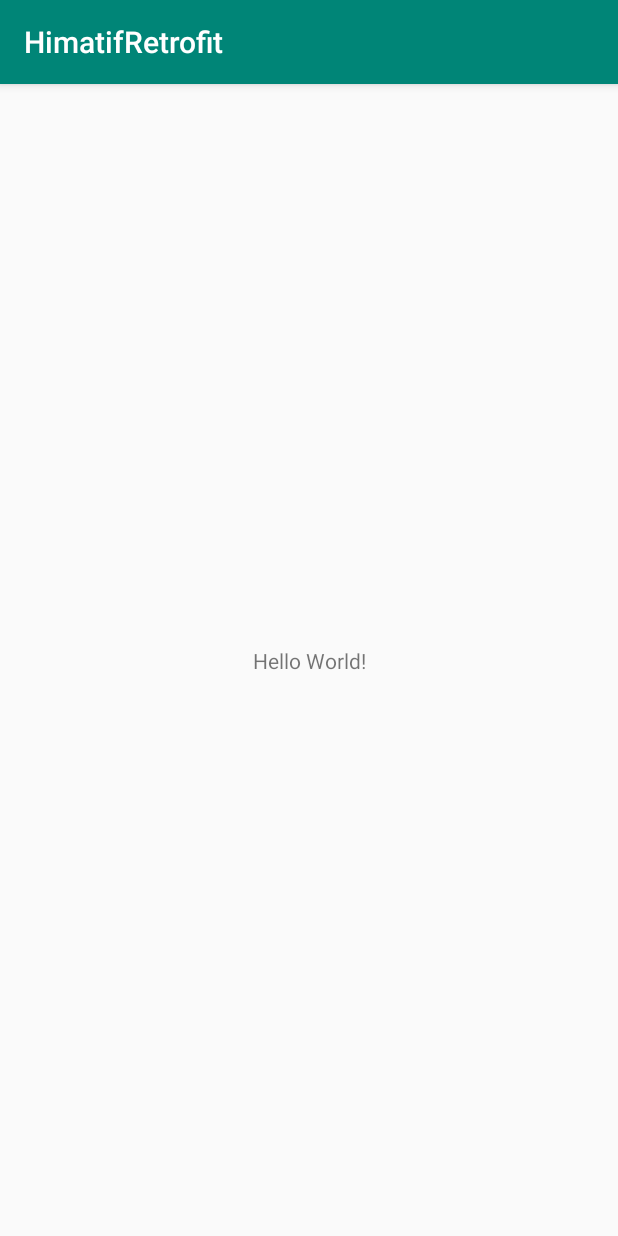
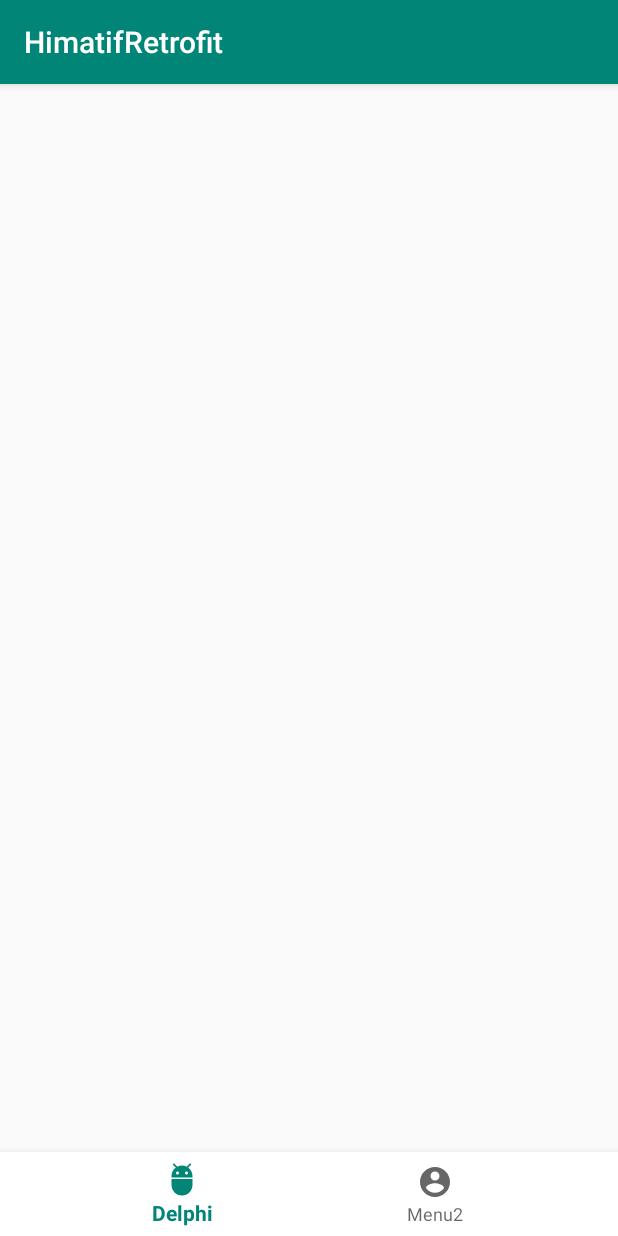
Before and after one commit to DevCom-Himatif/HimatifRetrofit, an Android app: the screen it shows after launch (MainActivity), on a phone screen of 412 x 824 dp. Run offline under Robolectric (Android 15) with nearby library versions, the phone set to English and light mode, and no system bars.

Commit message:
BottomNavigationView added

```diff
--- a/app/build.gradle
+++ b/app/build.gradle
@@ -35,6 +35,8 @@ dependencies {
     // Glide
     implementation 'com.github.bumptech.glide:glide:4.10.0'
     annotationProcessor 'com.github.bumptech.glide:compiler:4.10.0'
+    // Navigation
+    implementation "com.google.android.material:material:1.0.0"
     // Testing Dependency
     testImplementation 'junit:junit:4.12'
     androidTestImplementation 'androidx.test.ext:junit:1.1.1'
--- a/app/src/main/java/com/rz/himatifretrofit/MainActivity.kt
+++ b/app/src/main/java/com/rz/himatifretrofit/MainActivity.kt
@@ -28,7 +28,6 @@ class MainActivity : AppCompatActivity() {
             }
 
             override fun onFailure(call: Call<HimatifResponse>, t: Throwable) {
-                Log.d("Failure", "Failure to fetch")
                 Log.d("Failure", t.message.toString())
             }
         })
--- a/app/src/main/java/com/rz/himatifretrofit/api/HimatifAPI.kt
+++ b/app/src/main/java/com/rz/himatifretrofit/api/HimatifAPI.kt
@@ -1,6 +1,5 @@
 package com.rz.himatifretrofit.api
 
-import com.rz.himatifretrofit.model.AnggotaHimatif
 import com.rz.himatifretrofit.model.HimatifResponse
 import retrofit2.Call
 import retrofit2.http.GET
--- a/app/src/main/java/com/rz/himatifretrofit/model/HimatifResponse.kt
+++ b/app/src/main/java/com/rz/himatifretrofit/model/HimatifResponse.kt
@@ -1,3 +1,5 @@
 package com.rz.himatifretrofit.model
 
-data class HimatifResponse(val status: String, val response: List<AnggotaHimatif>)
+data class HimatifResponse(
+    val status: String,
+    val response: List<AnggotaHimatif>)
--- /dev/null
+++ b/app/src/main/res/drawable/ic_delphi.xml
@@ -0,0 +1,9 @@
+<vector xmlns:android="http://schemas.android.com/apk/res/android"
+        android:width="24dp"
+        android:height="24dp"
+        android:viewportWidth="24.0"
+        android:viewportHeight="24.0">
+    <path
+        android:fillColor="#FF000000"
+        android:pathData="M5,16c0,3.87 3.13,7 7,7s7,-3.13 7,-7v-4L5,12v4zM16.12,4.37l2.1,-2.1 -0.82,-0.83 -2.3,2.31C14.16,3.28 13.12,3 12,3s-2.16,0.28 -3.09,0.75L6.6,1.44l-0.82,0.83 2.1,2.1C6.14,5.64 5,7.68 5,10v1h14v-1c0,-2.32 -1.14,-4.36 -2.88,-5.63zM9,9c-0.55,0 -1,-0.45 -1,-1s0.45,-1 1,-1 1,0.45 1,1 -0.45,1 -1,1zM15,9c-0.55,0 -1,-0.45 -1,-1s0.45,-1 1,-1 1,0.45 1,1 -0.45,1 -1,1z"/>
+</vector>
--- /dev/null
+++ b/app/src/main/res/drawable/ic_menu2.xml
@@ -0,0 +1,9 @@
+<vector xmlns:android="http://schemas.android.com/apk/res/android"
+        android:width="24dp"
+        android:height="24dp"
+        android:viewportWidth="24.0"
+        android:viewportHeight="24.0">
+    <path
+        android:fillColor="#FF000000"
+        android:pathData="M12,2C6.48,2 2,6.48 2,12s4.48,10 10,10 10,-4.48 10,-10S17.52,2 12,2zM12,5c1.66,0 3,1.34 3,3s-1.34,3 -3,3 -3,-1.34 -3,-3 1.34,-3 3,-3zM12,19.2c-2.5,0 -4.71,-1.28 -6,-3.22 0.03,-1.99 4,-3.08 6,-3.08 1.99,0 5.97,1.09 6,3.08 -1.29,1.94 -3.5,3.22 -6,3.22z"/>
+</vector>
--- a/app/src/main/res/layout/activity_main.xml
+++ b/app/src/main/res/layout/activity_main.xml
@@ -1,5 +1,5 @@
 <?xml version="1.0" encoding="utf-8"?>
-<androidx.constraintlayout.widget.ConstraintLayout
+<RelativeLayout
     xmlns:android="http://schemas.android.com/apk/res/android"
     xmlns:app="http://schemas.android.com/apk/res-auto"
     xmlns:tools="http://schemas.android.com/tools"
@@ -7,13 +7,18 @@
     android:layout_height="match_parent"
     tools:context=".MainActivity">
 
-    <TextView
-        android:layout_width="wrap_content"
+    <FrameLayout
+        android:id="@+id/main_container"
+        android:layout_width="match_parent"
+        android:layout_height="match_parent"
+        android:layout_above="@id/bottombar"/>
+
+    <com.google.android.material.bottomnavigation.BottomNavigationView
+        android:id="@+id/bottombar"
+        android:layout_width="match_parent"
         android:layout_height="wrap_content"
-        android:text="Hello World!"
-        app:layout_constraintBottom_toBottomOf="parent"
-        app:layout_constraintLeft_toLeftOf="parent"
-        app:layout_constraintRight_toRightOf="parent"
-        app:layout_constraintTop_toTopOf="parent" />
+        app:menu="@menu/bottomnav"
+        android:background="@android:color/white"
+        android:layout_alignParentBottom="true"/>
 
-</androidx.constraintlayout.widget.ConstraintLayout>
+</RelativeLayout>
--- /dev/null
+++ b/app/src/main/res/menu/bottomnav.xml
@@ -0,0 +1,15 @@
+<?xml version="1.0" encoding="utf-8"?>
+<menu xmlns:android="http://schemas.android.com/apk/res/android"
+    xmlns:app="http://schemas.android.com/apk/res-auto">
+    <item
+        android:id="@+id/menu1"
+        android:icon="@drawable/ic_delphi"
+        android:title="Delphi"
+        app:showAsAction="ifRoom"/>
+    <item
+        android:id="@+id/menu2"
+        android:title="Menu2"
+        android:icon="@drawable/ic_menu2"
+        app:showAsAction="ifRoom"
+        />
+</menu>
```
